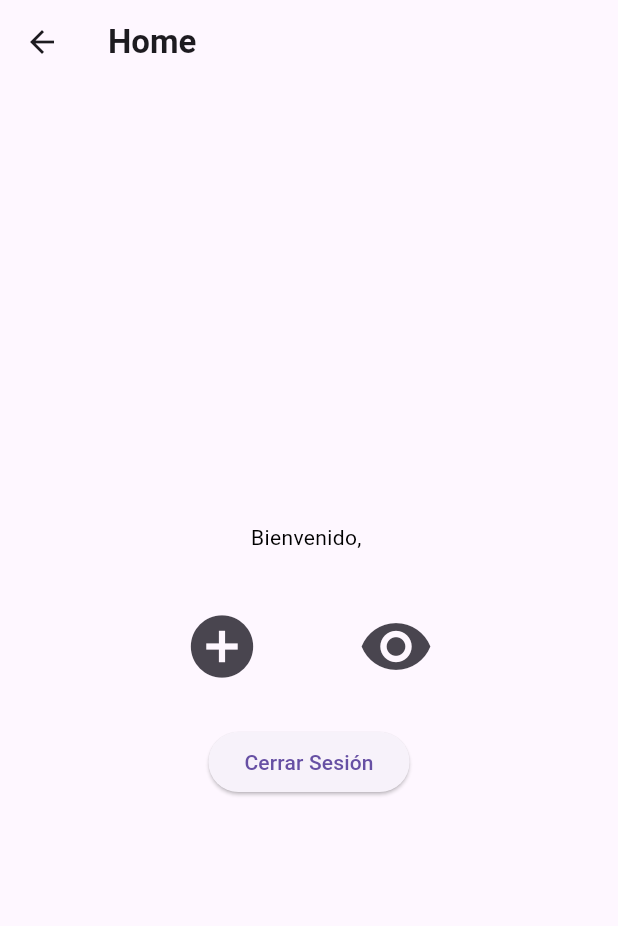
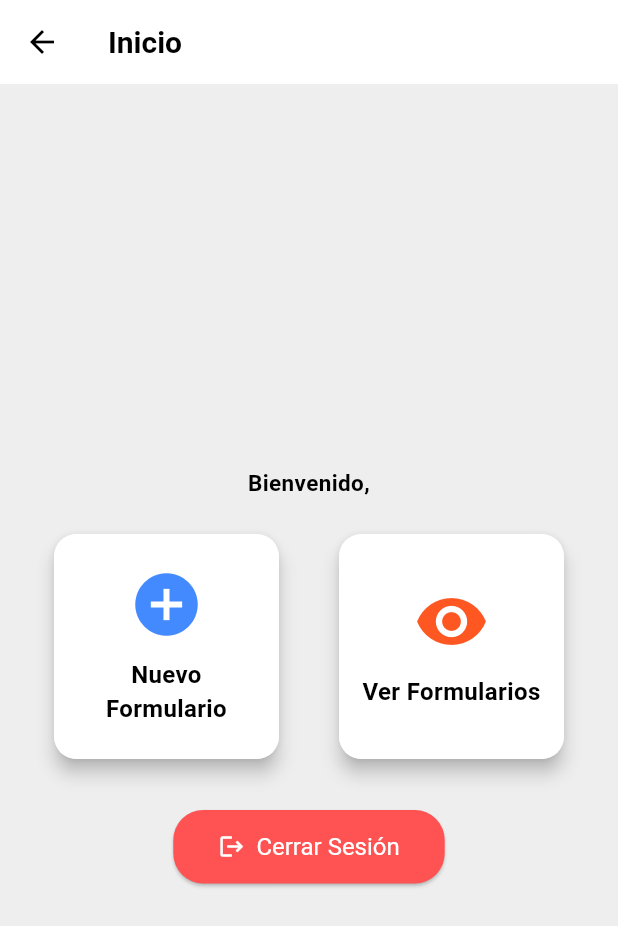
Before and after one commit to Carlosmorales27/Repositorio-App, a Flutter app: the HomePage screen opened by its route, on a phone screen of 412 x 824 dp. Shown: the top 926 px of the screen. Run offline on Flutter 3.47's test engine with Material 3 defaults, Android fonts, the phone set to English and light mode, and no system bars; our stand-ins replace cloud_firestore, firebase_auth, firebase_core, firebase_storage, image_picker; accounts and stored records are empty.

Commit message:
cambios realizados de diseño
adadasdasd

```diff
--- a/login_app/lib/home_page.dart
+++ b/login_app/lib/home_page.dart
@@ -1,10 +1,12 @@
 import 'package:flutter/material.dart';
 import 'package:firebase_auth/firebase_auth.dart';
-import 'form_page.dart';  // Importa la página del formulario
-import 'submitted_forms_page.dart'; // Importa la página de formularios enviados
+import 'form_page.dart'; // Página del formulario
+import 'submitted_forms_page.dart'; // Página de formularios enviados
 
 class HomePage extends StatelessWidget {
   final FirebaseAuth _auth = FirebaseAuth.instance;
+
+  cons HomePage({Key? key}) : super(key: key);
 
   void _logout(BuildContext context) async {
     await _auth.signOut();
@@ -14,34 +16,51 @@ class HomePage extends StatelessWidget {
   @override
   Widget build(BuildContext context) {
     return Scaffold(
-      appBar: AppBar(title: Text('Home')),
-      body: Center(
+      appBar: AppBar(
+        title: const Text('Inicio'),
+        backgroundColor: Colors.white,
+        elevation: 0,
+        iconTheme: const IconThemeData(color: Colors.black),
+        titleTextStyle: const TextStyle(color: Colors.black, fontSize: 20, fontWeight: FontWeight.bold),
+      ),
+      body: Container(
+        color: Colors.grey[200], // Fondo claro
         child: Column(
           mainAxisAlignment: MainAxisAlignment.center,
-          children: <Widget>[
-            Text('Bienvenido, ${_auth.currentUser?.email}'),
-            SizedBox(height: 30),
-            // Añadimos los íconos para las dos secciones
+          children: [
+            // Bienvenida ajustada
+            Padding(
+              padding: const EdgeInsets.symmetric(horizontal: 16, vertical: 20),
+              child: Text(
+                'Bienvenido, ${_auth.currentUser?.email ?? "Usuario"}',
+                style: const TextStyle(
+                  fontSize: 15, // Aumenté el tamaño de la fuente
+                  fontWeight: FontWeight.bold,
+                  color: Colors.black, // Texto en negro
+                ),
+                textAlign: TextAlign.center,
+              ),
+            ),
+            // Tarjetas con botones
             Row(
-              mainAxisAlignment: MainAxisAlignment.center,
-              children: <Widget>[
-                IconButton(
-                  icon: Icon(Icons.add_circle),
-                  iconSize: 50,
-                  onPressed: () {
-                    // Navegar a la página de formulario
+              mainAxisAlignment: MainAxisAlignment.spaceEvenly,
+              children: [
+                _buildCard(
+                  icon: Icons.add_circle,
+                  color: Colors.blueAccent,
+                  label: 'Nuevo Formulario',
+                  onTap: () {
                     Navigator.push(
                       context,
                       MaterialPageRoute(builder: (context) => FormPage()),
                     );
                   },
                 ),
-                SizedBox(width: 50), // Espacio entre los iconos
-                IconButton(
-                  icon: Icon(Icons.visibility),
-                  iconSize: 50,
-                  onPressed: () {
-                    // Navegar a la página de formularios enviados
+                _buildCard(
+                  icon: Icons.visibility,
+                  color: Colors.deepOrange,
+                  label: 'Ver Formularios',
+                  onTap: () {
                     Navigator.push(
                       context,
                       MaterialPageRoute(builder: (context) => SubmittedFormsPage()),
@@ -50,14 +69,66 @@ class HomePage extends StatelessWidget {
                 ),
               ],
             ),
-            SizedBox(height: 20),
-            ElevatedButton(
+            const SizedBox(height: 30),
+            // Botón de cerrar sesión
+            ElevatedButton.icon(
               onPressed: () => _logout(context),
-              child: Text('Cerrar Sesión'),
+              icon: const Icon(Icons.logout),
+              label: const Text('Cerrar Sesión'),
+              style: ElevatedButton.styleFrom(
+                backgroundColor: Colors.redAccent, // Fondo del botón
+                foregroundColor: Colors.white, // Color del texto e ícono
+                padding: const EdgeInsets.symmetric(horizontal: 30, vertical: 15),
+                shape: RoundedRectangleBorder(
+                  borderRadius: BorderRadius.circular(20),
+                ),
+                textStyle: const TextStyle(fontSize: 16),
+              ),
             ),
           ],
         ),
       ),
     );
   }
+
+  // Widget para crear tarjetas estilizadas
+  Widget _buildCard({
+    required IconData icon,
+    required Color color,
+    required String label,
+    required VoidCallback onTap,
+  }) {
+    return GestureDetector(
+      onTap: onTap,
+      child: Card(
+        shape: RoundedRectangleBorder(borderRadius: BorderRadius.circular(15)),
+        elevation: 5,
+        child: Container(
+          width: 150,
+          height: 150,
+          padding: const EdgeInsets.all(15),
+          decoration: BoxDecoration(
+            borderRadius: BorderRadius.circular(15),
+            color: Colors.white, // Fondo blanco para las tarjetas
+          ),
+          child: Column(
+            mainAxisAlignment: MainAxisAlignment.center,
+            children: [
+              Icon(icon, size: 50, color: color),
+              const SizedBox(height: 10),
+              Text(
+                label,
+                style: const TextStyle(
+                  fontSize: 16,
+                  fontWeight: FontWeight.bold,
+                  color: Colors.black, // Texto en negro
+                ),
+                textAlign: TextAlign.center,
+              ),
+            ],
+          ),
+        ),
+      ),
+    );
+  }
 }
--- a/login_app/lib/main.dart
+++ b/login_app/lib/main.dart
@@ -13,6 +13,8 @@ void main() async {
 }
 
 class MyApp extends StatelessWidget {
+  const MyApp({super.key});
+
   @override
   Widget build(BuildContext context) {
     return MaterialApp(
@@ -20,7 +22,7 @@ class MyApp extends StatelessWidget {
       theme: ThemeData(
         primarySwatch: Colors.blue,
         visualDensity: VisualDensity.adaptivePlatformDensity,
-        textTheme: TextTheme(
+        textTheme: const TextTheme(
           bodyLarge: TextStyle(color: Colors.black), // Cambiado de bodyText1 a bodyLarge
           bodyMedium: TextStyle(color: Colors.black), // Cambiado de bodyText2 a bodyMedium
           titleLarge: TextStyle(color: Colors.black, fontWeight: FontWeight.bold), // Cambiado de headline6 a titleLarge
--- a/login_app/lib/submitted_forms_page.dart
+++ b/login_app/lib/submitted_forms_page.dart
@@ -1,11 +1,13 @@
 import 'package:flutter/material.dart';
 
 class SubmittedFormsPage extends StatelessWidget {
+  const SubmittedFormsPage({super.key});
+
   @override
   Widget build(BuildContext context) {
     return Scaffold(
       appBar: AppBar(
-        title: Text("Formularios Enviados"),
+        title: const Text("Formularios Enviados"),
       ),
       body: Padding(
         padding: const EdgeInsets.all(16.0),
@@ -15,7 +17,7 @@ class SubmittedFormsPage extends StatelessWidget {
             return Card(
               child: ListTile(
                 title: Text('Formulario #$index'),
-                subtitle: Text('Detalles del formulario enviado'),
+                subtitle: const Text('Detalles del formulario enviado'),
                 onTap: () {
                   // Aquí puedes navegar a una pantalla de detalles si lo deseas
                 },
```
Also changed, not shown: login_app/lib/form_page.dart (+14 -12 lines), login_app/lib/login_page.dart (+132 -25 lines), login_app/lib/signup_page.dart (+19 -17 lines).
